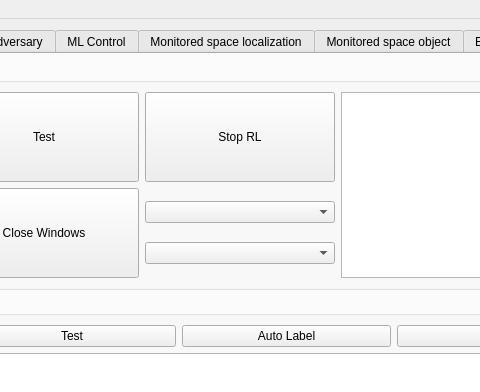
First picture: the form in Mapper/form.ui, repository NachtaktiverHalbaffe/Robotino-Situational-Risk-Assessment, before the edit; both pictures show x 279 to 759 and y 0 to 392 of the 916 by 511 pixel window.
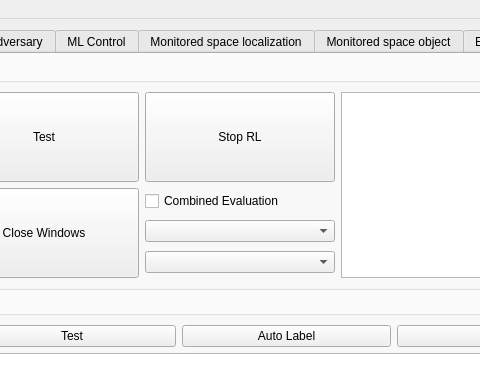
Second picture: the form after the edit. The open tabs and pages were chosen to show the change. Icons and pictures are not drawn.

Commit message: change from main to eval upd. clustering, test ml

```diff
--- a/Mapper/form.ui
+++ b/Mapper/form.ui
@@ -401,11 +401,22 @@
                </property>
                <item row="1" column="2">
                 <layout class="QVBoxLayout" name="verticalLayout_2">
+                 <item>
+                  <widget class="QCheckBox" name="combined_ida_and_brute">
+                   <property name="text">
+                    <string>Combined Evaluation</string>
+                   </property>
+                  </widget>
+                 </item>
                  <item>
                   <widget class="QComboBox" name="tree_selector"/>
                  </item>
                  <item>
-                  <widget class="QComboBox" name="shape_selector"/>
+                  <widget class="QComboBox" name="shape_selector">
+                   <property name="enabled">
+                    <bool>true</bool>
+                   </property>
+                  </widget>
                  </item>
                 </layout>
                </item>
```
Left out of the diff: 2 changed lines with no effect on the pictures. The commit also changes 2 other files.
